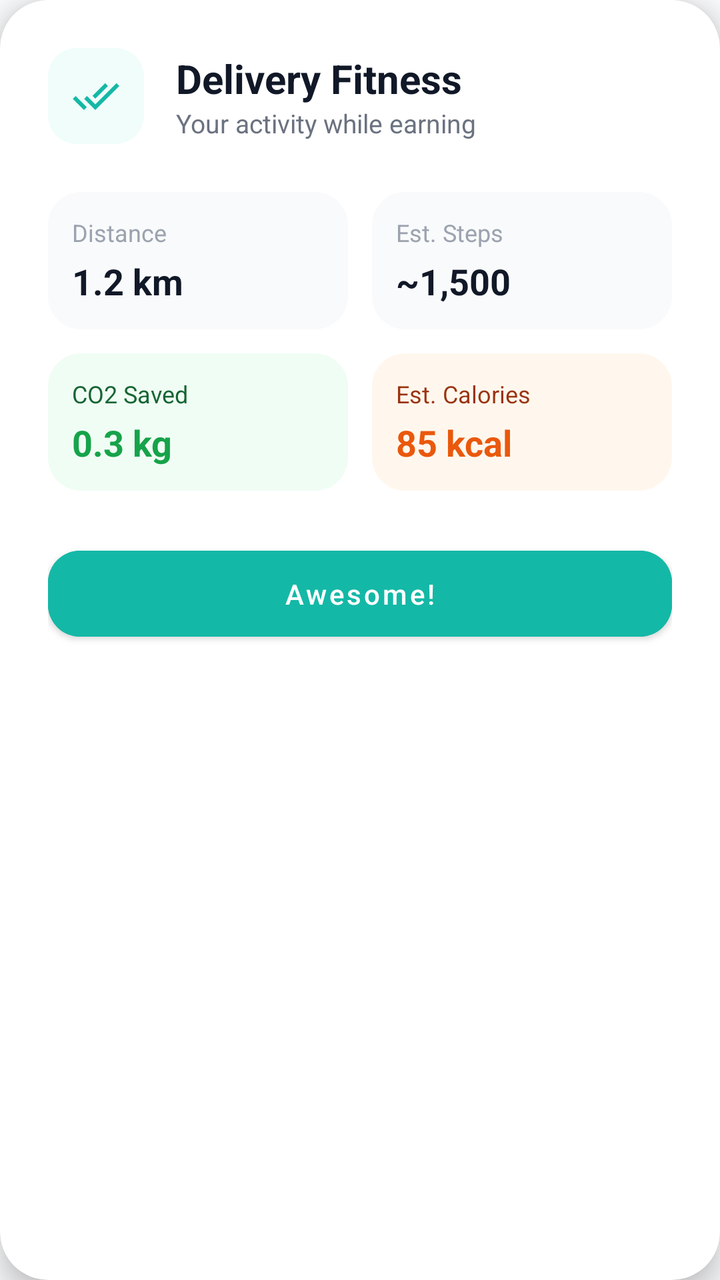
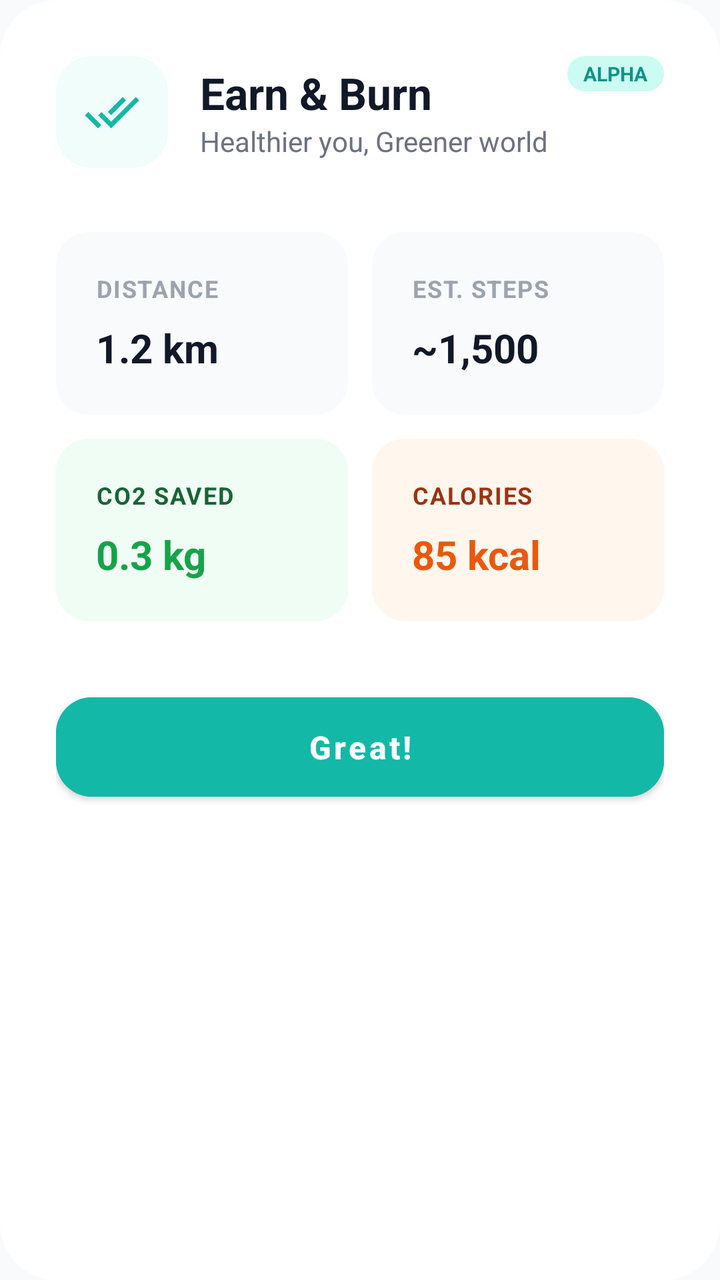

Two renders of the same Android screen: before a commit and after it. Below are the layout's source before the change and the commit's diff.
<!-- AndroidManifest.xml: application theme Theme.SmallBasket -->
<!-- res/layout/dialog_fitness_details.xml -->
<?xml version="1.0" encoding="utf-8"?>
<androidx.cardview.widget.CardView xmlns:android="http://schemas.android.com/apk/res/android"
    xmlns:app="http://schemas.android.com/apk/res-auto"
    android:layout_width="match_parent"
    android:layout_height="wrap_content"
    app:cardCornerRadius="24dp"
    app:cardElevation="8dp"
    android:layout_margin="16dp">

    <LinearLayout
        android:layout_width="match_parent"
        android:layout_height="wrap_content"
        android:orientation="vertical"
        android:padding="24dp">

        <LinearLayout
            android:layout_width="match_parent"
            android:layout_height="wrap_content"
            android:orientation="horizontal"
            android:gravity="center_vertical"
            android:layout_marginBottom="24dp">

            <androidx.cardview.widget.CardView
                android:layout_width="48dp"
                android:layout_height="48dp"
                app:cardCornerRadius="14dp"
                app:cardElevation="0dp"
                app:cardBackgroundColor="#F0FDFA">

                <ImageView
                    android:layout_width="24dp"
                    android:layout_height="24dp"
                    android:layout_gravity="center"
                    android:src="@drawable/ic_done_all"
                    app:tint="#14B8A6" />
            </androidx.cardview.widget.CardView>

            <LinearLayout
                android:layout_width="0dp"
                android:layout_height="wrap_content"
                android:layout_weight="1"
                android:layout_marginStart="16dp"
                android:orientation="vertical">

                <TextView
                    android:layout_width="wrap_content"
                    android:layout_height="wrap_content"
                    android:text="Delivery Fitness"
                    android:textColor="#111827"
                    android:textSize="20sp"
                    android:textStyle="bold" />

                <TextView
                    android:layout_width="wrap_content"
                    android:layout_height="wrap_content"
                    android:text="Your activity while earning"
                    android:textColor="#6B7280"
                    android:textSize="13sp" />
            </LinearLayout>
        </LinearLayout>

        <GridLayout
            android:layout_width="match_parent"
            android:layout_height="wrap_content"
            android:columnCount="2"
            android:rowCount="2"
            android:alignmentMode="alignMargins"
            android:columnOrderPreserved="false">

            
            <LinearLayout
                android:layout_width="0dp"
                android:layout_height="wrap_content"
                android:layout_columnWeight="1"
                android:orientation="vertical"
                android:padding="12dp"
                android:background="@drawable/bg_input_rounded"
                android:backgroundTint="#F9FAFB"
                android:layout_marginEnd="6dp"
                android:layout_marginBottom="12dp">

                <TextView
                    android:layout_width="wrap_content"
                    android:layout_height="wrap_content"
                    android:text="Distance"
                    android:textColor="#9CA3AF"
                    android:textSize="12sp" />

                <TextView
                    android:id="@+id/tvPopupDistance"
                    android:layout_width="wrap_content"
                    android:layout_height="wrap_content"
                    android:text="1.2 km"
                    android:textColor="#111827"
                    android:textSize="18sp"
                    android:textStyle="bold"
                    android:layout_marginTop="4dp" />
            </LinearLayout>

            
            <LinearLayout
                android:layout_width="0dp"
                android:layout_height="wrap_content"
                android:layout_columnWeight="1"
                android:orientation="vertical"
                android:padding="12dp"
                android:background="@drawable/bg_input_rounded"
                android:backgroundTint="#F9FAFB"
                android:layout_marginStart="6dp"
                android:layout_marginBottom="12dp">

                <TextView
                    android:layout_width="wrap_content"
                    android:layout_height="wrap_content"
                    android:text="Est. Steps"
                    android:textColor="#9CA3AF"
                    android:textSize="12sp" />

                <TextView
                    android:id="@+id/tvPopupSteps"
                    android:layout_width="wrap_content"
                    android:layout_height="wrap_content"
                    android:text="~1,500"
                    android:textColor="#111827"
                    android:textSize="18sp"
                    android:textStyle="bold"
                    android:layout_marginTop="4dp" />
            </LinearLayout>

            
            <LinearLayout
                android:layout_width="0dp"
                android:layout_height="wrap_content"
                android:layout_columnWeight="1"
                android:orientation="vertical"
                android:padding="12dp"
                android:background="@drawable/bg_input_rounded"
                android:backgroundTint="#F0FDF4"
                android:layout_marginEnd="6dp">

                <TextView
                    android:layout_width="wrap_content"
                    android:layout_height="wrap_content"
                    android:text="CO2 Saved"
                    android:textColor="#166534"
                    android:textSize="12sp" />

                <TextView
                    android:id="@+id/tvPopupImpact"
                    android:layout_width="wrap_content"
                    android:layout_height="wrap_content"
                    android:text="0.3 kg"
                    android:textColor="#16a34a"
                    android:textSize="18sp"
                    android:textStyle="bold"
                    android:layout_marginTop="4dp" />
            </LinearLayout>

            
            <LinearLayout
                android:layout_width="0dp"
                android:layout_height="wrap_content"
                android:layout_columnWeight="1"
                android:orientation="vertical"
                android:padding="12dp"
                android:background="@drawable/bg_input_rounded"
                android:backgroundTint="#FFF7ED"
                android:layout_marginStart="6dp">

                <TextView
                    android:layout_width="wrap_content"
                    android:layout_height="wrap_content"
                    android:text="Est. Calories"
                    android:textColor="#9a3412"
                    android:textSize="12sp" />

                <TextView
                    android:id="@+id/tvPopupCalories"
                    android:layout_width="wrap_content"
                    android:layout_height="wrap_content"
                    android:text="85 kcal"
                    android:textColor="#ea580c"
                    android:textSize="18sp"
                    android:textStyle="bold"
                    android:layout_marginTop="4dp" />
            </LinearLayout>
        </GridLayout>

        <com.google.android.material.button.MaterialButton
            android:id="@+id/btnFitnessClose"
            android:layout_width="match_parent"
            android:layout_height="wrap_content"
            android:layout_marginTop="24dp"
            android:text="Awesome!"
            android:textAllCaps="false"
            android:textColor="#FFFFFF"
            android:backgroundTint="#14B8A6"
            app:cornerRadius="16dp"
            android:paddingVertical="12dp" />

    </LinearLayout>
</androidx.cardview.widget.CardView>
<!-- resources referenced by this layout -->
<resources>
  <!-- drawable bg_input_rounded (drawable) -->
  <?xml version="1.0" encoding="utf-8"?>
  <shape xmlns:android="http://schemas.android.com/apk/res/android">
      <solid android:color="#F9FAFB" />
      <corners android:radius="16dp" />
      <stroke android:width="1dp" android:color="#E5E7EB" />
  </shape>
  <!-- drawable ic_done_all (drawable) -->
  <vector xmlns:android="http://schemas.android.com/apk/res/android"
      android:width="24dp"
      android:height="24dp"
      android:viewportWidth="24"
      android:viewportHeight="24">
      <path
          android:fillColor="#000000"
          android:pathData="M18,7l-1.41,-1.41 -6.34,6.34 1.41,1.41L18,7zM22.24,5.59L11.66,16.17 7.48,12l-1.41,1.41L11.66,19l12,-12 -1.42,-1.41zM0.41,13.41L6,19l1.41,-1.41L1.83,12 0.41,13.41z"/>
  </vector>
  <style name="Theme.SmallBasket" parent="Theme.MaterialComponents.DayNight.NoActionBar">
          
          <item name="colorPrimary">@color/teal_500</item>
          <item name="colorPrimaryVariant">@color/teal_600</item>
          <item name="colorOnPrimary">@color/white</item>
  
          
          <item name="colorSecondary">@color/amber_500</item>
          <item name="colorSecondaryVariant">@color/amber_600</item>
          <item name="colorOnSecondary">@color/white</item>
  
          
          <item name="android:colorBackground">@color/bg_light</item>
          <item name="colorSurface">@color/card_bg_light</item>
          <item name="colorOnBackground">@color/text_primary</item>
          <item name="colorOnSurface">@color/text_primary</item>
  
          
          <item name="android:statusBarColor">@color/white</item>
          <item name="android:windowLightStatusBar">true</item>
  
          
          <item name="android:navigationBarColor">@color/white</item>
          <item name="android:windowLightNavigationBar">true</item>
      </style>
  <color name="teal_500">#14B8A6</color>
  <color name="teal_600">#0D9488</color>
  <color name="white">#FFFFFFFF</color>
  <color name="amber_500">#F59E0B</color>
  <color name="amber_600">#D97706</color>
  <color name="bg_light">#F9FAFB</color>
  <color name="card_bg_light">#FFFFFF</color>
  <color name="text_primary">#111827</color>
</resources>

<!-- the commit's change to res/layout/dialog_fitness_details.xml (unified diff, before → after) -->
@@ -3,35 +3,38 @@
     xmlns:app="http://schemas.android.com/apk/res-auto"
     android:layout_width="match_parent"
     android:layout_height="wrap_content"
-    app:cardCornerRadius="24dp"
-    app:cardElevation="8dp"
-    android:layout_margin="16dp">
+    app:cardCornerRadius="28dp"
+    app:cardElevation="0dp"
+    app:cardBackgroundColor="#FFFFFF"
+    android:layout_margin="20dp">
 
     <LinearLayout
         android:layout_width="match_parent"
         android:layout_height="wrap_content"
         android:orientation="vertical"
-        android:padding="24dp">
-
+        android:padding="28dp">
+
+        
         <LinearLayout
             android:layout_width="match_parent"
             android:layout_height="wrap_content"
             android:orientation="horizontal"
             android:gravity="center_vertical"
-            android:layout_marginBottom="24dp">
+            android:layout_marginBottom="32dp">
 
             <androidx.cardview.widget.CardView
-                android:layout_width="48dp"
-                android:layout_height="48dp"
-                app:cardCornerRadius="14dp"
+                android:layout_width="56dp"
+                android:layout_height="56dp"
+                app:cardCornerRadius="18dp"
                 app:cardElevation="0dp"
                 app:cardBackgroundColor="#F0FDFA">
 
                 <ImageView
-                    android:layout_width="24dp"
-                    android:layout_height="24dp"
+                    android:layout_width="28dp"
+                    android:layout_height="28dp"
                     android:layout_gravity="center"
                     android:src="@drawable/ic_done_all"
+                    android:contentDescription="Fitness Icon"
                     app:tint="#14B8A6" />
             </androidx.cardview.widget.CardView>
 
@@ -45,158 +48,197 @@
                 <TextView
                     android:layout_width="wrap_content"
                     android:layout_height="wrap_content"
-                    android:text="Delivery Fitness"
+                    android:text="Earn &amp; Burn"
                     android:textColor="#111827"
-                    android:textSize="20sp"
+                    android:textSize="22sp"
                     android:textStyle="bold" />
 
                 <TextView
                     android:layout_width="wrap_content"
                     android:layout_height="wrap_content"
-                    android:text="Your activity while earning"
+                    android:text="Healthier you, Greener world"
                     android:textColor="#6B7280"
-                    android:textSize="13sp" />
+                    android:textSize="14sp" />
+            </LinearLayout>
+
+            
+            <TextView
+                android:layout_width="wrap_content"
+                android:layout_height="wrap_content"
+                android:text="ALPHA"
+                android:textColor="#0D9488"
+                android:textSize="10sp"
+                android:textStyle="bold"
+                android:background="@drawable/bg_input_rounded"
+                android:backgroundTint="#CCFBF1"
+                android:paddingHorizontal="8dp"
+                android:paddingVertical="2dp"
+                android:layout_gravity="top" />
+        </LinearLayout>
+
+        
+        <LinearLayout
+            android:layout_width="match_parent"
+            android:layout_height="wrap_content"
+            android:orientation="vertical">
+
+            <LinearLayout
+                android:layout_width="match_parent"
+                android:layout_height="wrap_content"
+                android:orientation="horizontal"
+                android:baselineAligned="false"
+                android:layout_marginBottom="12dp">
+
+                
+                <LinearLayout
+                    android:layout_width="0dp"
+                    android:layout_height="wrap_content"
+                    android:layout_weight="1"
+                    android:orientation="vertical"
+                    android:padding="20dp"
+                    android:background="@drawable/bg_input_rounded"
+                    android:backgroundTint="#F9FAFB"
+                    android:layout_marginEnd="6dp">
+
+                    <TextView
+                        android:layout_width="wrap_content"
+                        android:layout_height="wrap_content"
+                        android:text="Distance"
+                        android:textColor="#9CA3AF"
+                        android:textSize="12sp"
+                        android:textStyle="bold"
+                        android:textAllCaps="true"
+                        android:letterSpacing="0.05" />
+
+                    <TextView
+                        android:id="@+id/tvPopupDistance"
+                        android:layout_width="wrap_content"
+                        android:layout_height="wrap_content"
+                        android:text="1.2 km"
+                        android:textColor="#111827"
+                        android:textSize="20sp"
+                        android:textStyle="bold"
+                        android:layout_marginTop="8dp" />
+                </LinearLayout>
+
+                
+                <LinearLayout
+                    android:layout_width="0dp"
+                    android:layout_height="wrap_content"
+                    android:layout_weight="1"
+                    android:orientation="vertical"
+                    android:padding="20dp"
+                    android:background="@drawable/bg_input_rounded"
+                    android:backgroundTint="#F9FAFB"
+                    android:layout_marginStart="6dp">
+
+                    <TextView
+                        android:layout_width="wrap_content"
+                        android:layout_height="wrap_content"
+                        android:text="Est. Steps"
+                        android:textColor="#9CA3AF"
+                        android:textSize="12sp"
+                        android:textStyle="bold"
+                        android:textAllCaps="true"
+                        android:letterSpacing="0.05" />
+
+                    <TextView
+                        android:id="@+id/tvPopupSteps"
+                        android:layout_width="wrap_content"
+                        android:layout_height="wrap_content"
+                        android:text="~1,500"
+                        android:textColor="#111827"
+                        android:textSize="20sp"
+                        android:textStyle="bold"
+                        android:layout_marginTop="8dp" />
+                </LinearLayout>
+            </LinearLayout>
+
+            <LinearLayout
+                android:layout_width="match_parent"
+                android:layout_height="wrap_content"
+                android:orientation="horizontal"
+                android:baselineAligned="false">
+
+                
+                <LinearLayout
+                    android:layout_width="0dp"
+                    android:layout_height="wrap_content"
+                    android:layout_weight="1"
+                    android:orientation="vertical"
+                    android:padding="20dp"
+                    android:background="@drawable/bg_input_rounded"
+                    android:backgroundTint="#F0FDF4"
+                    android:layout_marginEnd="6dp">
+
+                    <TextView
+                        android:layout_width="wrap_content"
+                        android:layout_height="wrap_content"
+                        android:text="CO2 Saved"
+                        android:textColor="#166534"
+                        android:textSize="12sp"
+                        android:textStyle="bold"
+                        android:textAllCaps="true"
+                        android:letterSpacing="0.05" />
+
+                    <TextView
+                        android:id="@+id/tvPopupImpact"
+                        android:layout_width="wrap_content"
+                        android:layout_height="wrap_content"
+                        android:text="0.3 kg"
+                        android:textColor="#16a34a"
+                        android:textSize="20sp"
+                        android:textStyle="bold"
+                        android:layout_marginTop="8dp" />
+                </LinearLayout>
+
+                
+                <LinearLayout
+                    android:layout_width="0dp"
+                    android:layout_height="wrap_content"
+                    android:layout_weight="1"
+                    android:orientation="vertical"
+                    android:padding="20dp"
+                    android:background="@drawable/bg_input_rounded"
+                    android:backgroundTint="#FFF7ED"
+                    android:layout_marginStart="6dp">
+
+                    <TextView
+                        android:layout_width="wrap_content"
+                        android:layout_height="wrap_content"
+                        android:text="Calories"
+                        android:textColor="#9a3412"
+                        android:textSize="12sp"
+                        android:textStyle="bold"
+                        android:textAllCaps="true"
+                        android:letterSpacing="0.05" />
+
+                    <TextView
+                        android:id="@+id/tvPopupCalories"
+                        android:layout_width="wrap_content"
+                        android:layout_height="wrap_content"
+                        android:text="85 kcal"
+                        android:textColor="#ea580c"
+                        android:textSize="20sp"
+                        android:textStyle="bold"
+                        android:layout_marginTop="8dp" />
+                </LinearLayout>
             </LinearLayout>
         </LinearLayout>
-
-        <GridLayout
-            android:layout_width="match_parent"
-            android:layout_height="wrap_content"
-            android:columnCount="2"
-            android:rowCount="2"
-            android:alignmentMode="alignMargins"
-            android:columnOrderPreserved="false">
-
-            
-            <LinearLayout
-                android:layout_width="0dp"
-                android:layout_height="wrap_content"
-                android:layout_columnWeight="1"
-                android:orientation="vertical"
-                android:padding="12dp"
-                android:background="@drawable/bg_input_rounded"
-                android:backgroundTint="#F9FAFB"
-                android:layout_marginEnd="6dp"
-                android:layout_marginBottom="12dp">
-
-                <TextView
-                    android:layout_width="wrap_content"
-                    android:layout_height="wrap_content"
-                    android:text="Distance"
-                    android:textColor="#9CA3AF"
-                    android:textSize="12sp" />
-
-                <TextView
-                    android:id="@+id/tvPopupDistance"
-                    android:layout_width="wrap_content"
-                    android:layout_height="wrap_content"
-                    android:text="1.2 km"
-                    android:textColor="#111827"
-                    android:textSize="18sp"
-                    android:textStyle="bold"
-                    android:layout_marginTop="4dp" />
-            </LinearLayout>
-
-            
-            <LinearLayout
-                android:layout_width="0dp"
-                android:layout_height="wrap_content"
-                android:layout_columnWeight="1"
-                android:orientation="vertical"
-                android:padding="12dp"
-                android:background="@drawable/bg_input_rounded"
-                android:backgroundTint="#F9FAFB"
-                android:layout_marginStart="6dp"
-                android:layout_marginBottom="12dp">
-
-                <TextView
-                    android:layout_width="wrap_content"
-                    android:layout_height="wrap_content"
-                    android:text="Est. Steps"
-                    android:textColor="#9CA3AF"
-                    android:textSize="12sp" />
-
-                <TextView
-                    android:id="@+id/tvPopupSteps"
-                    android:layout_width="wrap_content"
-                    android:layout_height="wrap_content"
-                    android:text="~1,500"
-                    android:textColor="#111827"
-                    android:textSize="18sp"
-                    android:textStyle="bold"
-                    android:layout_marginTop="4dp" />
-            </LinearLayout>
-
-            
-            <LinearLayout
-                android:layout_width="0dp"
-                android:layout_height="wrap_content"
-                android:layout_columnWeight="1"
-                android:orientation="vertical"
-                android:padding="12dp"
-                android:background="@drawable/bg_input_rounded"
-                android:backgroundTint="#F0FDF4"
-                android:layout_marginEnd="6dp">
-
-                <TextView
-                    android:layout_width="wrap_content"
-                    android:layout_height="wrap_content"
-                    android:text="CO2 Saved"
-                    android:textColor="#166534"
-                    android:textSize="12sp" />
-
-                <TextView
-                    android:id="@+id/tvPopupImpact"
-                    android:layout_width="wrap_content"
-                    android:layout_height="wrap_content"
-                    android:text="0.3 kg"
-                    android:textColor="#16a34a"
-                    android:textSize="18sp"
-                    android:textStyle="bold"
-                    android:layout_marginTop="4dp" />
-            </LinearLayout>
-
-            
-            <LinearLayout
-                android:layout_width="0dp"
-                android:layout_height="wrap_content"
-                android:layout_columnWeight="1"
-                android:orientation="vertical"
-                android:padding="12dp"
-                android:background="@drawable/bg_input_rounded"
-                android:backgroundTint="#FFF7ED"
-                android:layout_marginStart="6dp">
-
-                <TextView
-                    android:layout_width="wrap_content"
-                    android:layout_height="wrap_content"
-                    android:text="Est. Calories"
-                    android:textColor="#9a3412"
-                    android:textSize="12sp" />
-
-                <TextView
-                    android:id="@+id/tvPopupCalories"
-                    android:layout_width="wrap_content"
-                    android:layout_height="wrap_content"
-                    android:text="85 kcal"
-                    android:textColor="#ea580c"
-                    android:textSize="18sp"
-                    android:textStyle="bold"
-                    android:layout_marginTop="4dp" />
-            </LinearLayout>
-        </GridLayout>
 
         <com.google.android.material.button.MaterialButton
             android:id="@+id/btnFitnessClose"
             android:layout_width="match_parent"
             android:layout_height="wrap_content"
-            android:layout_marginTop="24dp"
-            android:text="Awesome!"
+            android:layout_marginTop="32dp"
+            android:text="Great!"
             android:textAllCaps="false"
             android:textColor="#FFFFFF"
             android:backgroundTint="#14B8A6"
-            app:cornerRadius="16dp"
-            android:paddingVertical="12dp" />
+            app:cornerRadius="18dp"
+            android:textSize="16sp"
+            android:textStyle="bold"
+            android:paddingVertical="14dp" />
 
     </LinearLayout>
 </androidx.cardview.widget.CardView>
